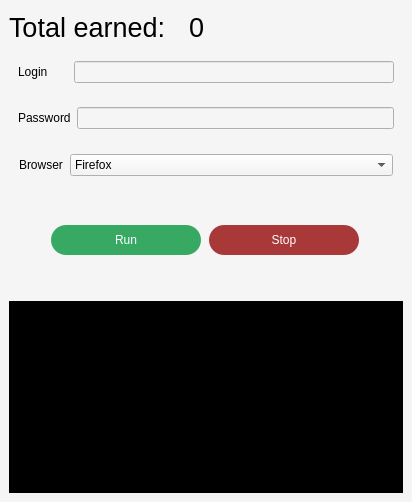
Before: the Qt Designer form res/ui/main.ui in lil4ipsik/aviso_bot, drawn with Qt 5.
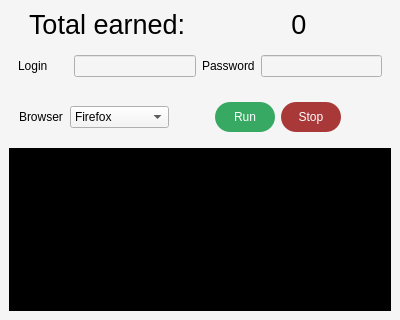
After: the same form once the commit is applied.

What changed in the file:
```diff
--- a/res/ui/main.ui
+++ b/res/ui/main.ui
@@ -6,14 +6,20 @@
    <rect>
     <x>0</x>
     <y>0</y>
-    <width>412</width>
-    <height>502</height>
+    <width>400</width>
+    <height>320</height>
    </rect>
   </property>
+  <property name="sizePolicy">
+   <sizepolicy hsizetype="Fixed" vsizetype="Fixed">
+    <horstretch>0</horstretch>
+    <verstretch>0</verstretch>
+   </sizepolicy>
+  </property>
   <property name="minimumSize">
    <size>
     <width>400</width>
-    <height>480</height>
+    <height>300</height>
    </size>
   </property>
   <property name="maximumSize">
@@ -56,6 +62,19 @@
     </property>
     <item>
      <layout class="QHBoxLayout" name="horizontalLayout">
+      <item>
+       <spacer name="verticalSpacer">
+        <property name="orientation">
+         <enum>Qt::Vertical</enum>
+        </property>
+        <property name="sizeHint" stdset="0">
+         <size>
+          <width>20</width>
+          <height>40</height>
+         </size>
+        </property>
+       </spacer>
+      </item>
       <item>
        <widget class="QLabel" name="label">
         <property name="font">
@@ -70,6 +89,18 @@
       </item>
       <item>
        <widget class="QLabel" name="earned_money_label">
+        <property name="minimumSize">
+         <size>
+          <width>104</width>
+          <height>0</height>
+         </size>
+        </property>
+        <property name="maximumSize">
+         <size>
+          <width>104</width>
+          <height>16777215</height>
+         </size>
+        </property>
         <property name="font">
          <font>
           <pointsize>20</pointsize>
@@ -78,6 +109,9 @@
         <property name="text">
          <string>0</string>
         </property>
+        <property name="alignment">
+         <set>Qt::AlignCenter</set>
+        </property>
        </widget>
       </item>
       <item>
@@ -106,6 +140,12 @@
       <layout class="QHBoxLayout" name="horizontalLayout_3">
        <item>
         <widget class="QLabel" name="label_2">
+         <property name="minimumSize">
+          <size>
+           <width>0</width>
+           <height>0</height>
+          </size>
+         </property>
          <property name="text">
           <string>Login      </string>
          </property>
@@ -114,18 +154,6 @@
        <item>
         <widget class="QLineEdit" name="login_edit"/>
        </item>
-      </layout>
-     </widget>
-    </item>
-    <item>
-     <widget class="QWidget" name="horizontalWidgetc" native="true">
-      <property name="minimumSize">
-       <size>
-        <width>0</width>
-        <height>0</height>
-       </size>
-      </property>
-      <layout class="QHBoxLayout" name="horizontalLayout_4">
        <item>
         <widget class="QLabel" name="label_3">
          <property name="text">
@@ -187,24 +215,6 @@
         </item>
        </widget>
       </item>
-     </layout>
-    </item>
-    <item>
-     <spacer name="verticalSpacer">
-      <property name="orientation">
-       <enum>Qt::Vertical</enum>
-      </property>
-      <property name="sizeType">
-       <enum>QSizePolicy::Fixed</enum>
-      </property>
-      <property name="sizeHint" stdset="0">
-       <size>
-        <width>20</width>
-        <height>30</height>
-       </size>
-      </property>
-     </spacer>
-    </item>
     <item>
      <layout class="QHBoxLayout" name="horizontalLayout_2">
       <item>
@@ -230,7 +240,7 @@
         </property>
         <property name="minimumSize">
          <size>
-          <width>150</width>
+            <width>60</width>
           <height>30</height>
          </size>
         </property>
@@ -254,7 +264,7 @@
        <widget class="QPushButton" name="stop_bot_button">
         <property name="minimumSize">
          <size>
-          <width>150</width>
+            <width>60</width>
           <height>30</height>
          </size>
         </property>
@@ -289,18 +299,7 @@
       </item>
      </layout>
     </item>
-    <item>
-     <spacer name="horizontalSpacer">
-      <property name="orientation">
-       <enum>Qt::Vertical</enum>
-      </property>
-      <property name="sizeHint" stdset="0">
-       <size>
-        <width>40</width>
-        <height>20</height>
-       </size>
-      </property>
-     </spacer>
+     </layout>
     </item>
     <item>
      <widget class="QTextEdit" name="log_box">
```
Lines whose indentation alone changed are shown as unchanged.
